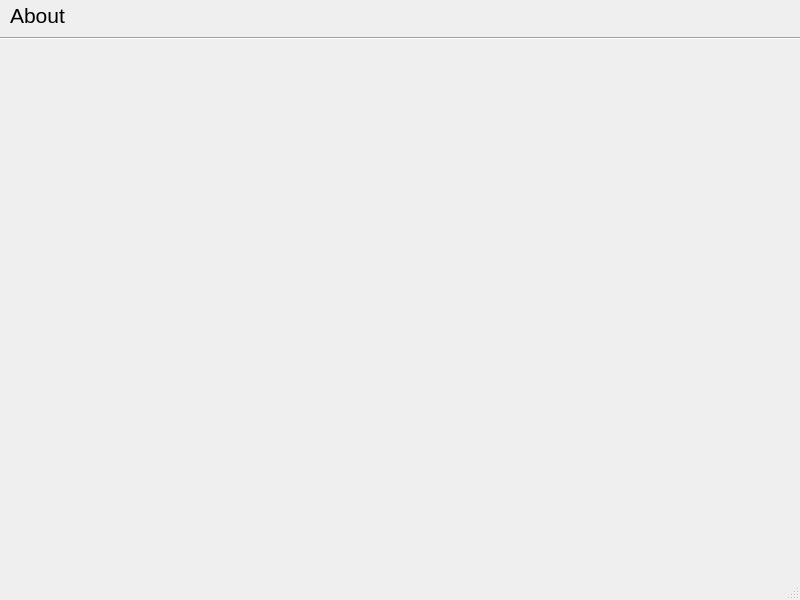
Before: the Qt Designer form about.ui in Gabbo-DEV/sound_source_localization, drawn with Qt 5.
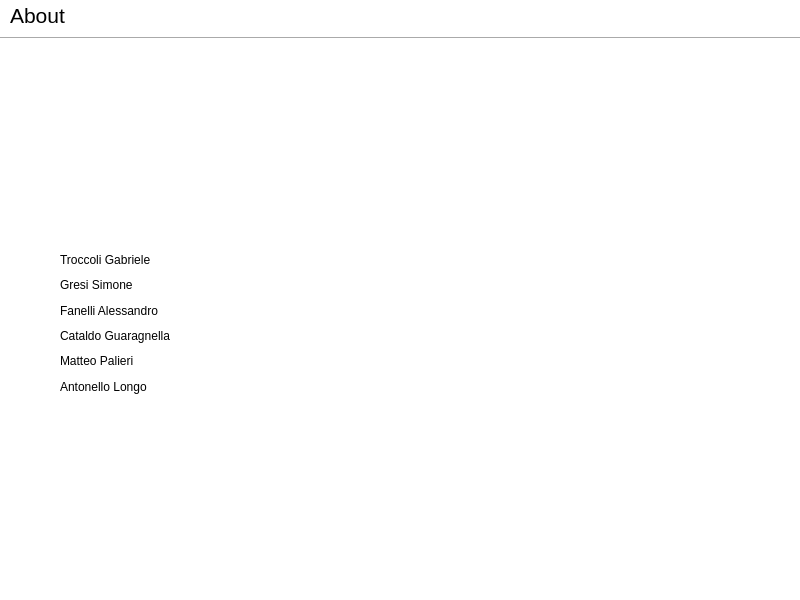
After: the same form once the commit is applied. Icons and pictures are not drawn.

Patch:
```diff
--- a/about.ui
+++ b/about.ui
@@ -13,6 +13,9 @@
   <property name="windowTitle">
    <string>About</string>
   </property>
+  <property name="styleSheet">
+   <string notr="true">background-color: white;</string>
+  </property>
   <widget class="QWidget" name="centralwidget">
    <widget class="QLabel" name="label">
     <property name="geometry">
@@ -45,6 +48,92 @@
      <enum>Qt::Horizontal</enum>
     </property>
    </widget>
+   <widget class="QLabel" name="label_2">
+    <property name="geometry">
+     <rect>
+      <x>190</x>
+      <y>60</y>
+      <width>111</width>
+      <height>121</height>
+     </rect>
+    </property>
+    <property name="text">
+     <string/>
+    </property>
+    <property name="pixmap">
+     <pixmap>assets/panetti.jpeg</pixmap>
+    </property>
+   </widget>
+   <widget class="QLabel" name="label_3">
+    <property name="geometry">
+     <rect>
+      <x>500</x>
+      <y>60</y>
+      <width>171</width>
+      <height>141</height>
+     </rect>
+    </property>
+    <property name="text">
+     <string/>
+    </property>
+    <property name="pixmap">
+     <pixmap>assets/poliba.jpeg</pixmap>
+    </property>
+   </widget>
+   <widget class="QWidget" name="">
+    <property name="geometry">
+     <rect>
+      <x>60</x>
+      <y>250</y>
+      <width>139</width>
+      <height>146</height>
+     </rect>
+    </property>
+    <layout class="QGridLayout" name="gridLayout">
+     <item row="0" column="0">
+      <widget class="QLabel" name="label_4">
+       <property name="text">
+        <string>Troccoli Gabriele</string>
+       </property>
+      </widget>
+     </item>
+     <item row="5" column="0">
+      <widget class="QLabel" name="label_9">
+       <property name="text">
+        <string>Antonello Longo</string>
+       </property>
+      </widget>
+     </item>
+     <item row="2" column="0">
+      <widget class="QLabel" name="label_6">
+       <property name="text">
+        <string>Fanelli Alessandro</string>
+       </property>
+      </widget>
+     </item>
+     <item row="3" column="0">
+      <widget class="QLabel" name="label_7">
+       <property name="text">
+        <string>Cataldo Guaragnella</string>
+       </property>
+      </widget>
+     </item>
+     <item row="4" column="0">
+      <widget class="QLabel" name="label_8">
+       <property name="text">
+        <string>Matteo Palieri</string>
+       </property>
+      </widget>
+     </item>
+     <item row="1" column="0">
+      <widget class="QLabel" name="label_5">
+       <property name="text">
+        <string>Gresi Simone</string>
+       </property>
+      </widget>
+     </item>
+    </layout>
+   </widget>
   </widget>
   <widget class="QMenuBar" name="menubar">
    <property name="geometry">
```
Left out of the diff: 2 changed lines with no effect on the pictures.
